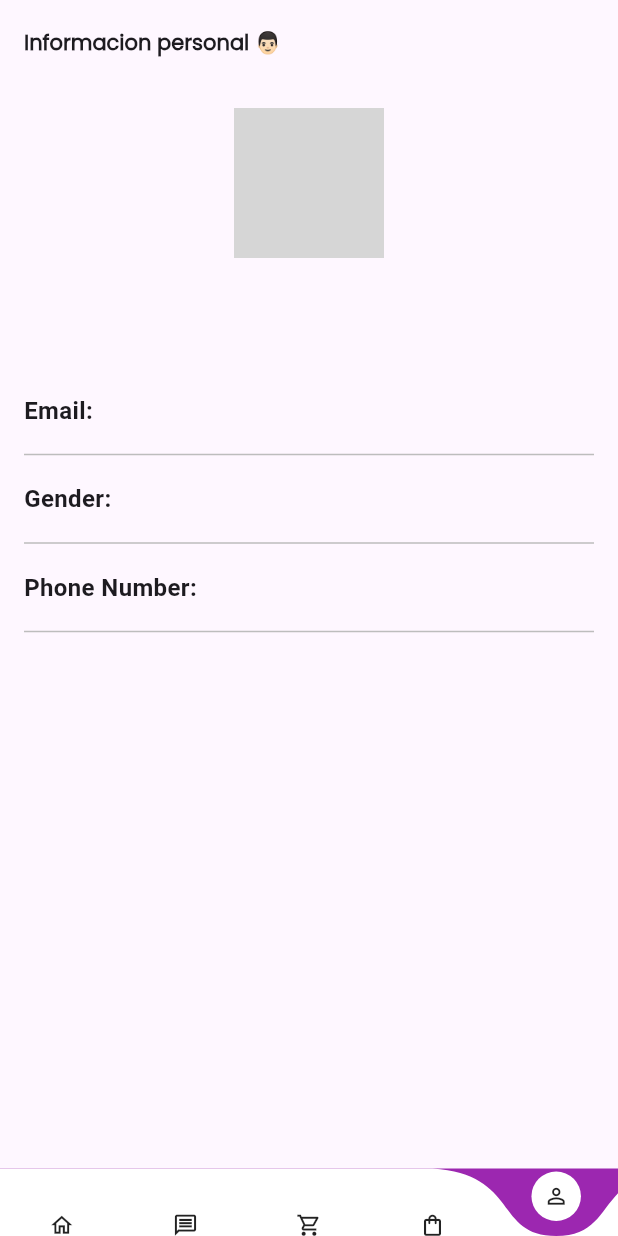
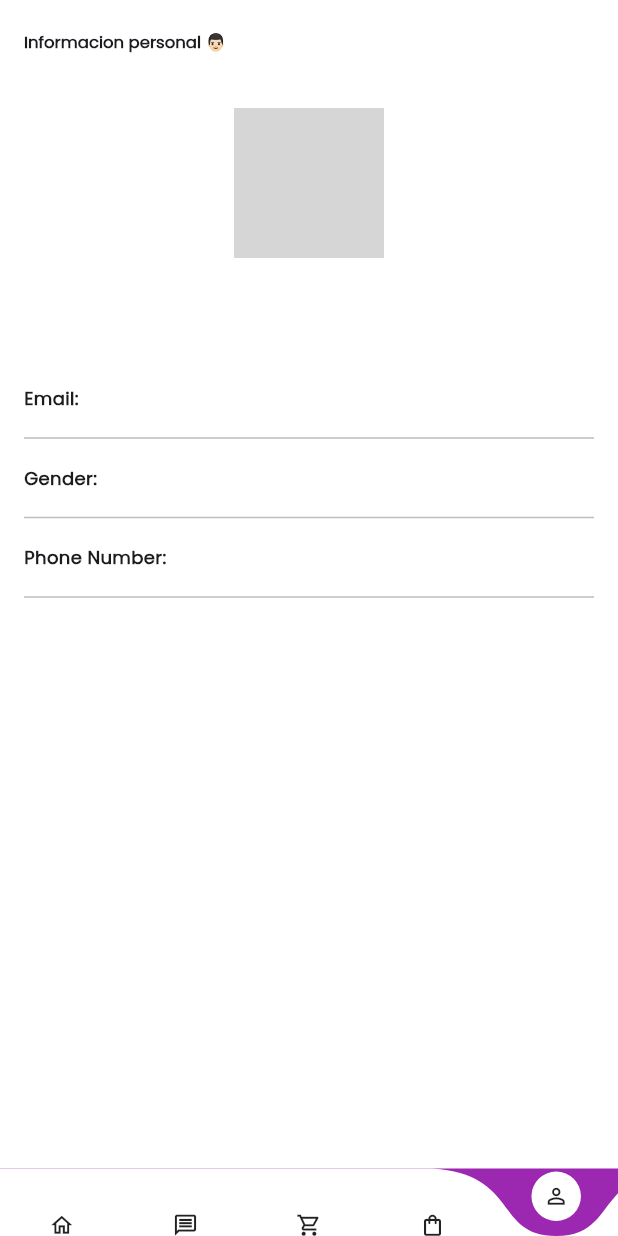
Before and after one commit to thereallexluttor/orderly, a Flutter app: the screen it shows once a user with an empty profile is signed in, swiped to page 5, on a phone screen of 412 x 824 dp. Run offline on Flutter 3.47's test engine with Material 3 defaults, Android fonts, the phone set to English and light mode, and no system bars; drawn by our look-alikes of curved_navigation_bar; our stand-ins replace another_flutter_splash_screen, cached_network_image, cloud_firestore, confetti, firebase_auth, firebase_core and 10 more; accounts and stored records are empty; network calls fail; grey boxes are pictures that could not be loaded.

Commit message:
User font changes and fixes

```diff
--- a/lib/homepage/User/User.dart
+++ b/lib/homepage/User/User.dart
@@ -76,9 +76,14 @@ class _UserPageState extends State<UserPage> {
   Widget build(BuildContext context) {
     return Scaffold(
       appBar: AppBar(
-        title: const Text('Informacion personal 👨🏻',
-        style: TextStyle(fontFamily: "Poppins", fontSize: 14, fontWeight: FontWeight.bold),),
+        backgroundColor: Colors.white,
+        title: const Text(
+          'Informacion personal 👨🏻',
+          style: TextStyle(
+              fontFamily: "Poppins", fontSize: 11, fontWeight: FontWeight.bold),
+        ),
       ),
+      backgroundColor: Colors.white, // Fondo blanco para la pantalla
       body: FutureBuilder<Map<String, dynamic>?>(
         future: _fetchUserData(),
         builder: (context, snapshot) {
@@ -102,14 +107,31 @@ class _UserPageState extends State<UserPage> {
                         radius: 50,
                         backgroundImage: userData['photo'] != null
                             ? NetworkImage(userData['photo'])
-                            : const AssetImage('assets/default_avatar.png') as ImageProvider,
+                            : const AssetImage('assets/default_avatar.png')
+                                as ImageProvider,
                       ),
                       Positioned(
                         bottom: 0,
-                        right: -10,
-                        child: IconButton(
-                          icon: const Icon(Icons.camera_alt, color: Colors.blue),
-                          onPressed: _pickImage,
+                        right: 0,
+                        child: GestureDetector(
+                          onTap: _pickImage,
+                          child: Container(
+                            height: 40,
+                            width: 40,
+                            decoration: BoxDecoration(
+                              color: Colors.white,
+                              shape: BoxShape.circle,
+                              border: Border.all(
+                                color: Colors.purple,
+                                width: 2,
+                              ),
+                            ),
+                            child: const Icon(
+                              Icons.camera_alt,
+                              color: Colors.blue,
+                              size: 20,
+                            ),
+                          ),
                         ),
                       ),
                     ],
@@ -120,7 +142,8 @@ class _UserPageState extends State<UserPage> {
                   child: Text(
                     userData['name'] ?? 'N/A',
                     style: const TextStyle(
-                      fontSize: 24,
+                      fontFamily: "Poppins",
+                      fontSize: 20,
                       fontWeight: FontWeight.bold,
                     ),
                   ),
@@ -148,8 +171,9 @@ class _UserPageState extends State<UserPage> {
           Text(
             title,
             style: const TextStyle(
+              fontFamily: "Poppins",
               fontWeight: FontWeight.bold,
-              fontSize: 16,
+              fontSize: 12,
             ),
           ),
           const SizedBox(width: 10),
@@ -157,11 +181,11 @@ class _UserPageState extends State<UserPage> {
             child: Text(
               value ?? 'N/A',
               style: const TextStyle(
-                fontSize: 16,
+                fontFamily: "Poppins",
+                fontSize: 12,
               ),
             ),
           ),
-
         ],
       ),
     );
```
